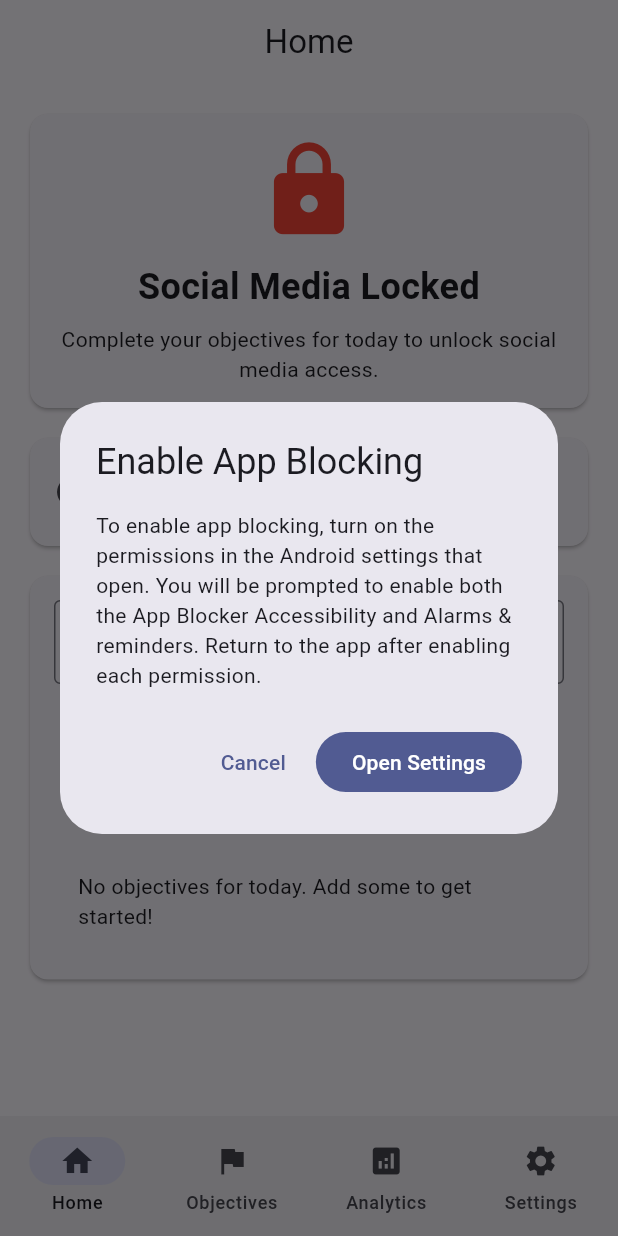
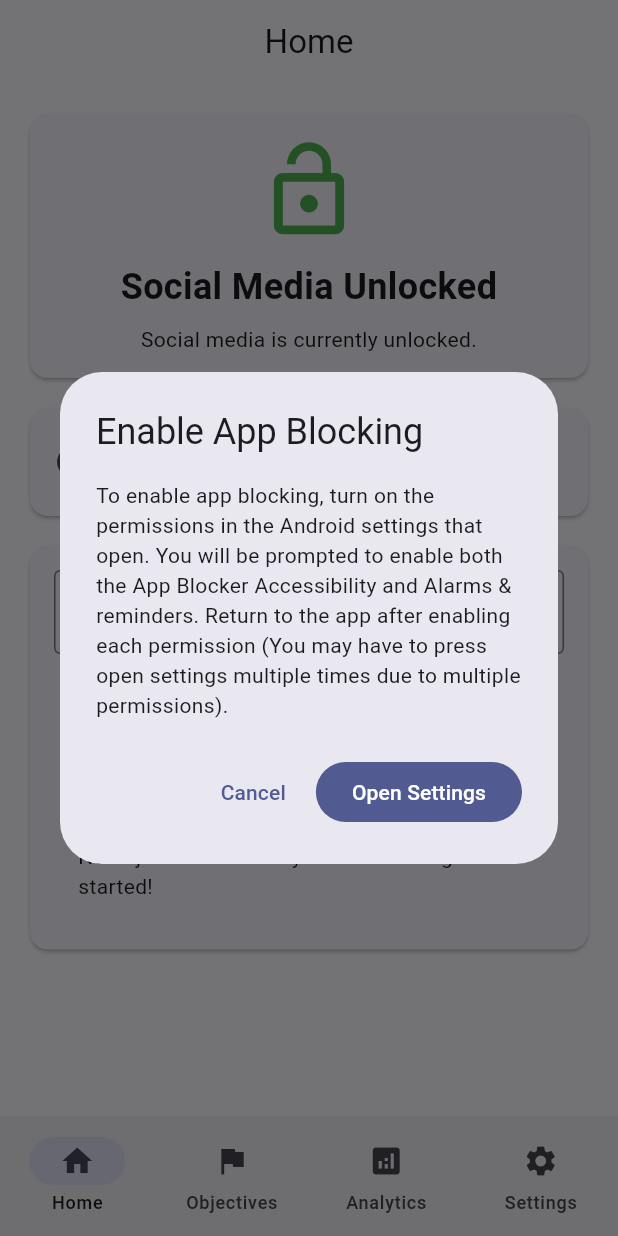
Before and after one commit to ronnierose88/social_media_limiter, a Flutter app: the screen it shows after launch, on a phone screen of 412 x 824 dp. Run offline on Flutter 3.47's test engine with Material 3 defaults, Android fonts, the phone set to English and light mode, and no system bars; our stand-ins replace shared_preferences; missing offline and left inert: app_blocker, app_usage.

Commit message:
Fix blocking when there is no objectives, update permission instruction message

```diff
--- a/lib/main.dart
+++ b/lib/main.dart
@@ -267,7 +267,7 @@ class _MainPageState extends State<MainPage> {
         return AlertDialog(
           title: const Text('Enable App Blocking'),
           content: const Text(
-            'To enable app blocking, turn on the permissions in the Android settings that open. You will be prompted to enable both the App Blocker Accessibility and Alarms & reminders. Return to the app after enabling each permission.',
+            'To enable app blocking, turn on the permissions in the Android settings that open. You will be prompted to enable both the App Blocker Accessibility and Alarms & reminders. Return to the app after enabling each permission (You may have to press open settings multiple times due to multiple permissions).',
           ),
           actions: [
             TextButton(
@@ -424,7 +424,7 @@ class _MainPageState extends State<MainPage> {
   bool get allTodayObjectivesCompleted {
     // False if there are not any objectives for the day
     if (todayObjectives.isEmpty) {
-      return false;
+      return true;
     }
 
     // True if all the objectives are completed. False if any of them are not completed
@@ -492,7 +492,7 @@ class _MainPageState extends State<MainPage> {
   // Changes objective between completed and incompleted
   void toggleObjectiveCompleted(int id) {
     setState(() {
-      // Searches through all objectives and toggles the completed status of the one with the matching title
+      // Searches through all objectives and toggles the completed status of the one with the matching ID
       for (final objective in objectives) {
         if (objective['id'] == id) {
           objective['completed'] = !objective['completed'];
@@ -507,7 +507,7 @@ class _MainPageState extends State<MainPage> {
     updateAppBlocking();
   }
 
-  // Deletes an objective with the matching title from the list of objectives
+  // Deletes an objective with the matching ID from the list of objectives
   void deleteObjective(int id) {
     setState(() {
       objectives.removeWhere((objective) {
```
